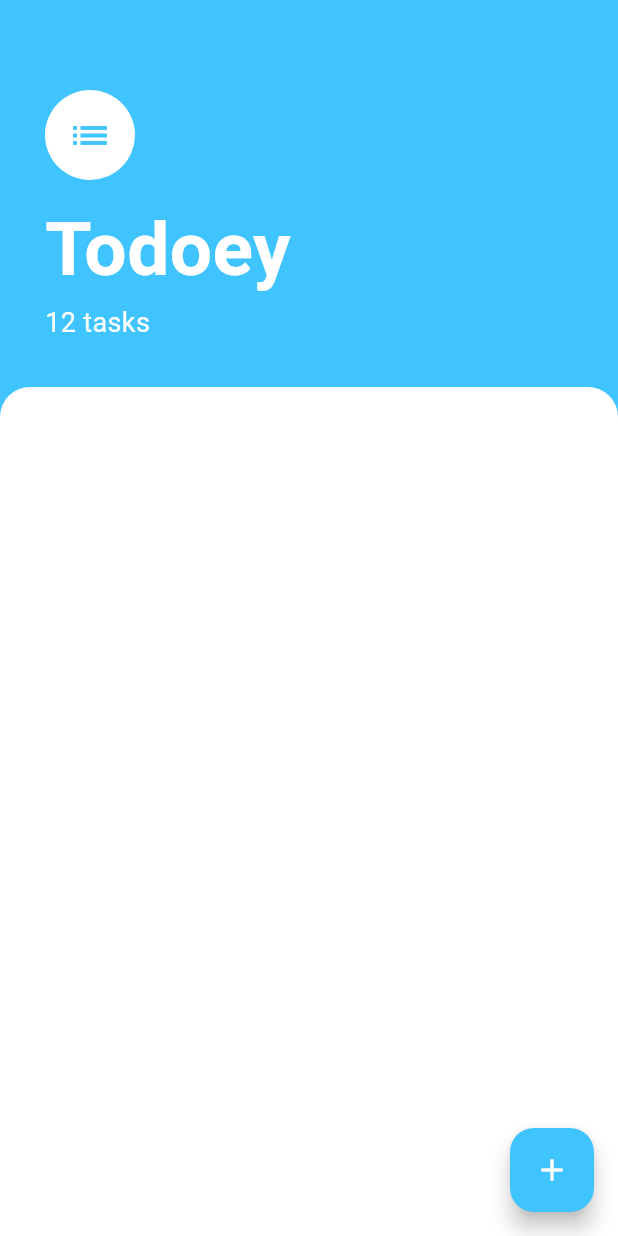
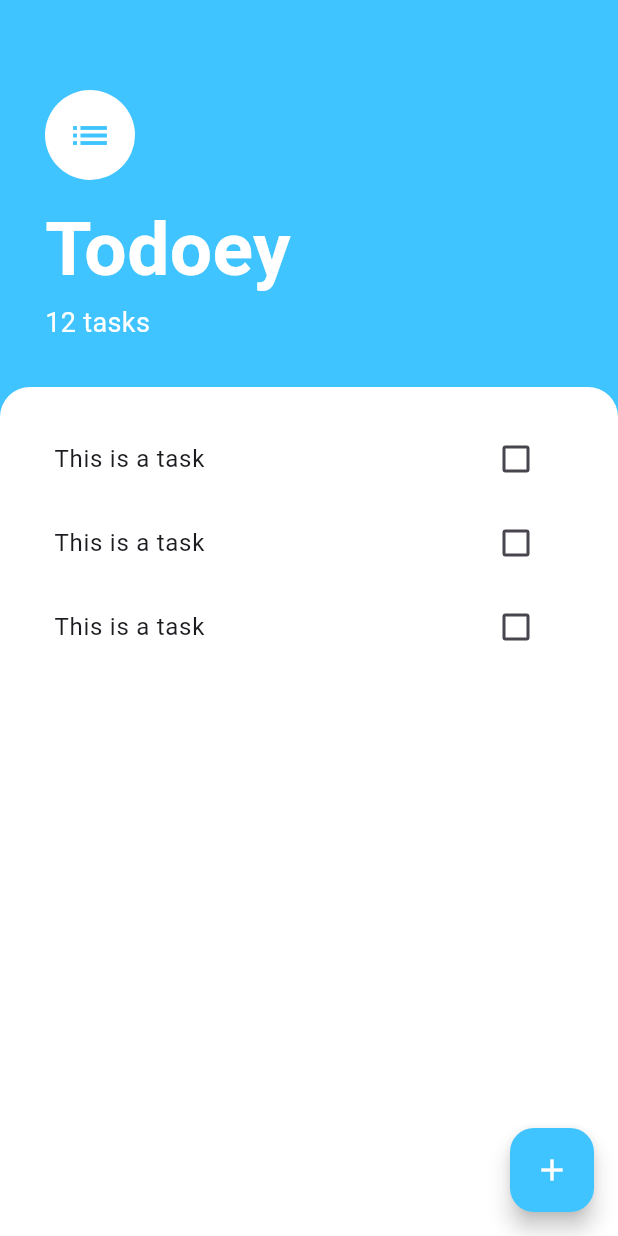
Before and after one commit to AmmarSultan1443/todoey_flutter, a Flutter app: the screen it shows after launch, on a phone screen of 412 x 824 dp. Run offline on Flutter 3.47's test engine with Material 3 defaults, Android fonts, the phone set to English and light mode, and no system bars.

Commit message:
task screen design settled up.

```diff
--- a/lib/screens/tasks_screen.dart
+++ b/lib/screens/tasks_screen.dart
@@ -52,6 +52,7 @@ class TasksScreen extends StatelessWidget {
           ),
           Expanded(
             child: Container(
+              padding: EdgeInsets.all(20.0),
               height: 300.0,
               decoration: BoxDecoration(
                 color: Colors.white,
@@ -60,6 +61,31 @@ class TasksScreen extends StatelessWidget {
                   topLeft: Radius.circular(20.0),
                 ),
               ),
+              child: ListView(
+                children: [
+                  ListTile(
+                    title: Text('This is a task'),
+                    trailing: Checkbox(
+                      value: false,
+                      onChanged: (bool? value) {},
+                    ),
+                  ),
+                  ListTile(
+                    title: Text('This is a task'),
+                    trailing: Checkbox(
+                      value: false,
+                      onChanged: (bool? value) {},
+                    ),
+                  ),
+                  ListTile(
+                    title: Text('This is a task'),
+                    trailing: Checkbox(
+                      value: false,
+                      onChanged: (bool? value) {},
+                    ),
+                  ),
+                ],
+              ),
             ),
           ),
         ],
```
